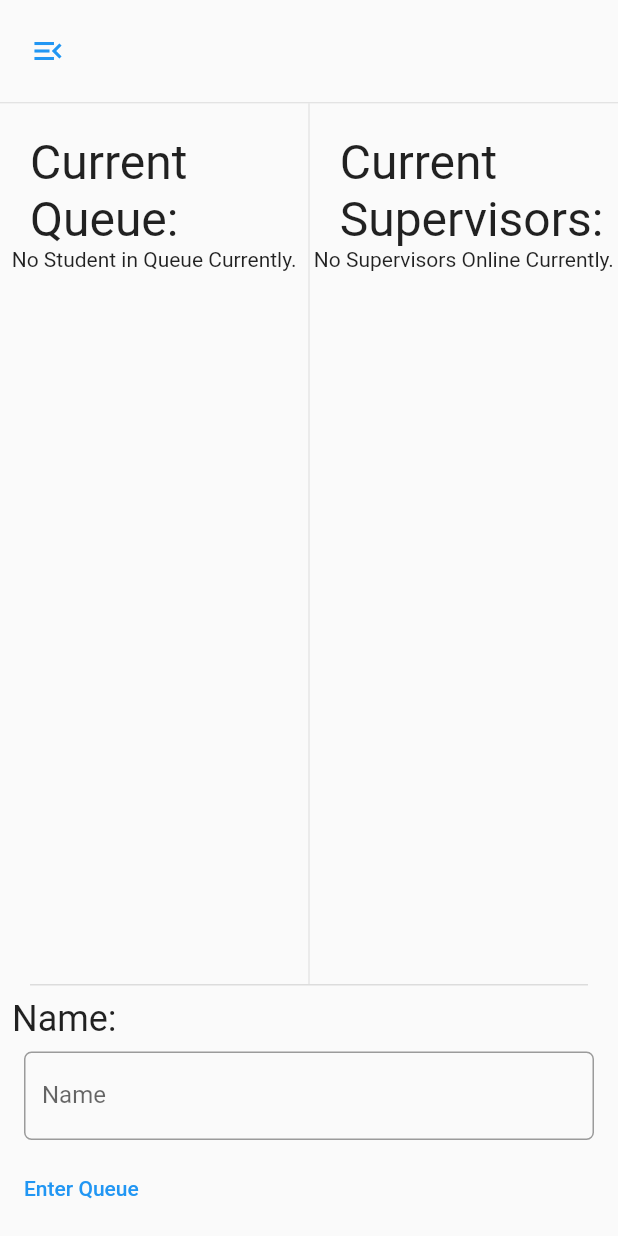
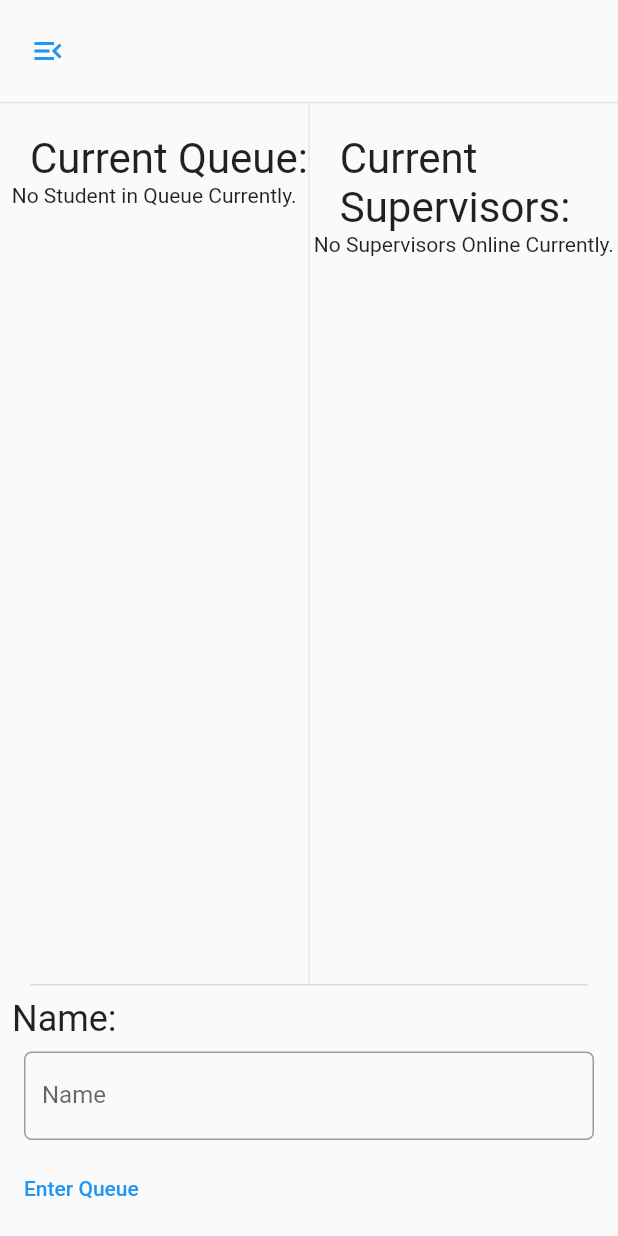
Before and after one commit to JSYRD/ds_queue_studentclient, a Flutter app: the screen it shows after launch, after a tap on "Enter Queue", on a phone screen of 412 x 824 dp. Run offline on Flutter 3.47's test engine with Material 2 defaults, Android fonts, the phone set to English and light mode, and no system bars; our stand-ins replace dio; missing offline and left inert: dartzmq.

Commit message:
fix&feat

```diff
--- a/lib/config.dart
+++ b/lib/config.dart
@@ -1,3 +1,4 @@
 class Config {
-  static String url = "tcp://ds.iit.his.se:5555";
+  static String listenUrl = "tcp://ds.iit.his.se:5555";
+  static String replyUrl = "tcp://ds.iit.his.se:5556";
 }
--- a/lib/main.dart
+++ b/lib/main.dart
@@ -1,4 +1,5 @@
 import 'dart:convert';
+import 'package:dartzmq/dartzmq.dart';
 import 'package:ds_queue_studentclient/config.dart';
 import 'package:ds_queue_studentclient/listinfo.dart';
 import 'package:flutter/material.dart';
@@ -37,8 +38,10 @@ class MyHomePage extends StatefulWidget {
 class _MyHomePageState extends State<MyHomePage> {
   List<ListInfo> _queue = [];
   List<ListInfo> _supervisors = [];
-  ZMQHelper zmqHelper = ZMQHelper();
   final TextEditingController _nameController = TextEditingController();
+
+  late ZSocket enterQueueSocket;
+  late ZMonitor enterQueueMonitor;
 
   List<Text> wrapName2Text(List<String> names) {
     List<Text> ret = [];
@@ -49,8 +52,9 @@ class _MyHomePageState extends State<MyHomePage> {
   }
 
   void subscribeQueueStatus() {
-    zmqHelper.subscribe(
-      Config.url,
+    ZMQHelper.subscribe(
+      ZMQHelper.getNewSocket(Config.listenUrl, SocketType.sub),
+      Config.listenUrl,
       "queue",
       (event) {
         var queue = json.decode(utf8.decode(event.last.payload));
@@ -69,8 +73,9 @@ class _MyHomePageState extends State<MyHomePage> {
   }
 
   void subscribeSupervisorStatus() {
-    zmqHelper.subscribe(
-      Config.url,
+    ZMQHelper.subscribe(
+      ZMQHelper.getNewSocket(Config.listenUrl, SocketType.sub),
+      Config.listenUrl,
       "supervisors",
       (event) {
         var supervisors = json.decode(utf8.decode(event.last.payload));
@@ -90,16 +95,38 @@ class _MyHomePageState extends State<MyHomePage> {
     );
   }
 
+  void enterQueue() {
+    enterQueueSocket.send(utf8.encode(json.encode({
+      "enterQueue": true,
+      "name": _nameController.text,
+      "clientId": "${ZMQHelper.context.hashCode}"
+    })));
+    enterQueueSocket.messages.listen((event) {
+      for (var element in event) {
+        print(utf8.decode(element.payload));
+      }
+    });
+  }
+
   @override
   void initState() {
     subscribeQueueStatus();
     subscribeSupervisorStatus();
+
+    enterQueueSocket = ZMQHelper.getNewSocket(Config.replyUrl, SocketType.req);
+    enterQueueMonitor =
+        ZMonitor(context: ZMQHelper.context, socket: enterQueueSocket);
+    enterQueueMonitor.events.listen((event) {
+      print(event.event);
+      print(event.value);
+    });
+
     super.initState();
   }
 
   @override
   void dispose() {
-    zmqHelper.dispose();
+    ZMQHelper.dispose();
     super.dispose();
   }
 
@@ -161,7 +188,7 @@ class _MyHomePageState extends State<MyHomePage> {
                         padding: EdgeInsets.only(left: 20.0, top: 20.0),
                         child: Text(
                           'Current Queue:',
-                          style: TextStyle(fontSize: 32),
+                          style: TextStyle(fontSize: 28),
                         ),
                       ),
                       Column(
@@ -181,7 +208,7 @@ class _MyHomePageState extends State<MyHomePage> {
                           padding: EdgeInsets.only(left: 20.0, top: 20.0),
                           child: Text(
                             'Current Supervisors:',
-                            style: TextStyle(fontSize: 32),
+                            style: TextStyle(fontSize: 28),
                           ),
                         ),
                         Column(
@@ -229,7 +256,9 @@ class _MyHomePageState extends State<MyHomePage> {
                     ),
                     TextButton(
                       onPressed: () {
-                        if (_nameController.text.isNotEmpty) {}
+                        if (_nameController.text.isNotEmpty) {
+                          enterQueue();
+                        }
                       },
                       child: const Text('Enter Queue'),
                     ),
--- a/lib/utils.dart
+++ b/lib/utils.dart
@@ -1,4 +1,5 @@
 import 'dart:async';
+import 'dart:convert';
 import 'package:dio/dio.dart';
 import 'package:http/http.dart' as http;
 import 'package:dartzmq/dartzmq.dart';
@@ -29,30 +30,45 @@ class StudentContainer {
   }
 }
 
-class ZConnection {
-  late final ZSocket socket;
-  late final StreamSubscription subscription;
-}
+// class ZConnection {
+//   late final ZSocket socket;
+//   late final StreamSubscription subscription;
+//   void destroy() {
+//     subscription.cancel();
+//     socket.close();
+//   }
+// }
 
 class ZMQHelper {
   static final ZContext context = ZContext();
 
-  List<ZConnection> connections = [];
+  static List<ZSocket> sockets = [];
+  static ZSocket getNewSocket(String url, SocketType type) {
+    ZSocket ret = context.createSocket(type);
+    ret.connect(url);
+    sockets.add(ret); // NOTE: manage ALL sockets.
 
-  void subscribe(
-      String url, String topic, void Function(ZMessage event) onUpdate) {
-    ZConnection newConnection = ZConnection();
-    newConnection.socket = context.createSocket(SocketType.sub);
-    newConnection.socket.connect(url);
-    newConnection.socket.subscribe(topic);
-    newConnection.subscription = newConnection.socket.messages.listen(onUpdate);
-    connections.add(newConnection);
+    return ret;
   }
 
-  void dispose() {
-    for (var connection in connections) {
-      connection.subscription.cancel();
-      connection.socket.close();
+  static void subscribe(ZSocket socket, String url, String topic,
+      void Function(ZMessage event) onUpdate) {
+    socket.subscribe(topic);
+    socket.messages.listen(onUpdate);
+  }
+
+  // static void send(ZSocket socket, Map<String, dynamic> message) {
+  //   socket.send(utf8.encode(json.encode(message)));
+  // }
+
+  // static StreamSubscription receive(
+  //     ZSocket socket, void Function(ZMessage event) onData) {
+  //   return socket.messages.listen(onData);
+  // }
+
+  static void dispose() {
+    for (var socket in sockets) {
+      socket.close();
     }
     context.stop();
   }
```
